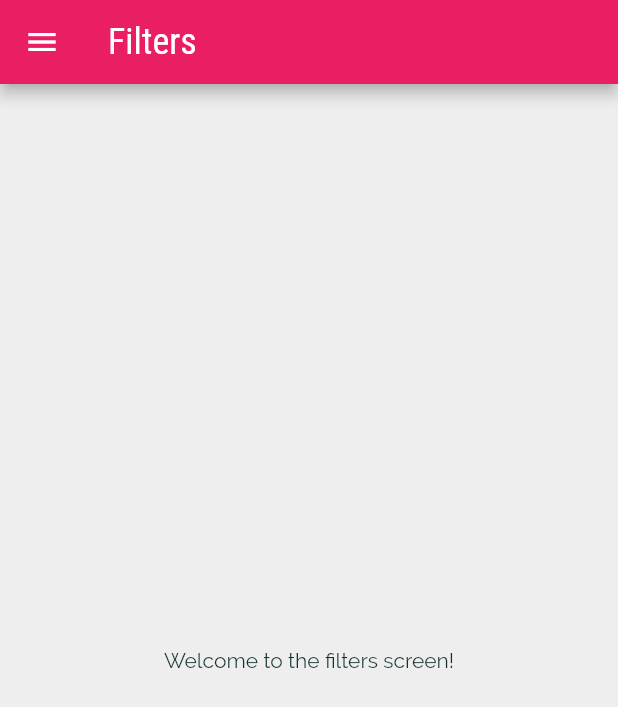
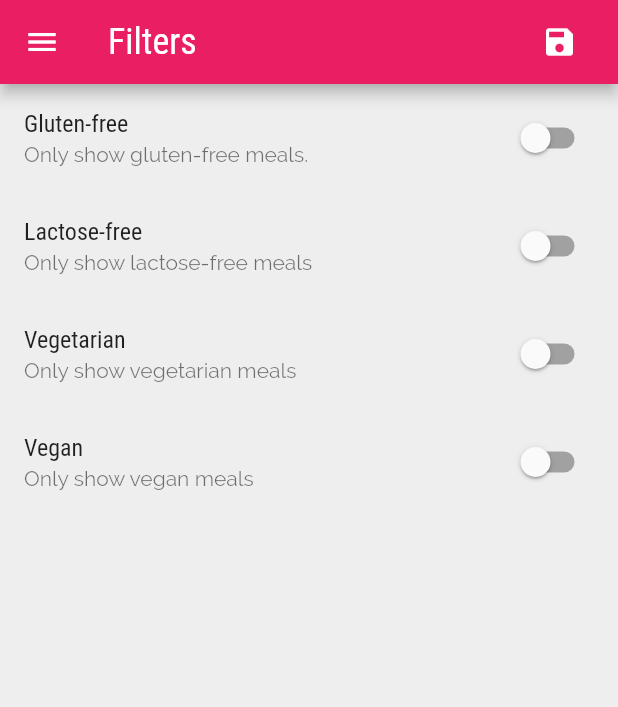
Before and after one commit to Faris-Hadziomerovic/flutter-meal-app, a Flutter app: the screen it shows after launch, in the side drawer, after a tap on "Filters", on a phone screen of 412 x 824 dp. Shown: the top 707 px of the screen. Run offline on Flutter 3.47's test engine with Material 2 defaults, Android fonts, the phone set to English and light mode, and no system bars.

Commit message:
added logic for filtering meals, reordered some imports, fixed mistake in dummyMeals

```diff
--- a/lib/src/app.dart
+++ b/lib/src/app.dart
@@ -1,22 +1,52 @@
 import 'package:flutter/material.dart';
 
 import './screens/filters_screen.dart';
-import './widgets/main_drawer.dart';
 import './screens/tabs_screen.dart';
 import './screens/categories_screen.dart';
 import './screens/favourites_screen.dart';
 import './screens/category_meals_screen.dart';
 import './screens/meal_details_screen.dart';
+import './widgets/main_drawer.dart';
+import './models/meal.dart';
+import './data/dummy_data.dart';
 
-class App extends StatelessWidget {
+class App extends StatefulWidget {
   const App({super.key});
 
-  Scaffold buildScaffold({required Widget body, String title = '', bool includeDrawer = false}) {
-    return Scaffold(
-      appBar: title.isNotEmpty ? AppBar(title: Text(title)) : null,
-      drawer: includeDrawer ? const MainDrawer() : null,
-      body: body,
-    );
+  @override
+  State<App> createState() => _AppState();
+}
+
+class _AppState extends State<App> {
+  var _filters = {
+    'gluten': false,
+    'lactose': false,
+    'vegetarian': false,
+    'vegan': false,
+  };
+
+  late List<Meal> availableMeals;
+
+  @override
+  void initState() {
+    super.initState();
+
+    availableMeals = dummyMeals;
+  }
+
+  void _onSave(Map<String, bool> newFilters) {
+    setState(() {
+      _filters = newFilters;
+
+      availableMeals = dummyMeals.where((meal) {
+        if (_filters['gluten'] as bool && !meal.isGlutenFree) return false;
+        if (_filters['lactose'] as bool && !meal.isLactoseFree) return false;
+        if (_filters['vegetarian'] as bool && !meal.isVegetarian) return false;
+        if (_filters['vegan'] as bool && !meal.isVegan) return false;
+
+        return true;
+      }).toList();
+    });
   }
 
   @override
@@ -55,8 +85,14 @@ class App extends StatelessWidget {
       ),
       home: const TabsScreen(),
       routes: {
-        CategoryMealsScreen.routeName: (context) => const CategoryMealsScreen(),
         MealDetailsScreen.routeName: (context) => const MealDetailsScreen(),
+        CategoryMealsScreen.routeName: (context) => CategoryMealsScreen(availableMeals),
+        FiltersScreen.routeName: (context) {
+          return FiltersScreen(
+            filters: _filters,
+            onSave: _onSave,
+          );
+        },
         CategoriesScreen.routeName: (context) => buildScaffold(
               body: const CategoriesScreen(),
               title: 'Categories',
@@ -66,12 +102,15 @@ class App extends StatelessWidget {
               title: 'Favourites',
               includeDrawer: true,
             ),
-        FiltersScreen.routeName: (context) => buildScaffold(
-              body: const FiltersScreen(),
-              title: 'Filters',
-              includeDrawer: true,
-            ),
       },
     );
   }
+
+  Scaffold buildScaffold({required Widget body, String title = '', bool includeDrawer = false}) {
+    return Scaffold(
+      appBar: title.isNotEmpty ? AppBar(title: Text(title)) : null,
+      drawer: includeDrawer ? const MainDrawer() : null,
+      body: body,
+    );
+  }
 }
--- a/lib/src/data/dummy_data.dart
+++ b/lib/src/data/dummy_data.dart
@@ -88,7 +88,7 @@ final dummyMeals = [
       'Feel free to add some cheese on top of the finished dish.'
     ],
     isGlutenFree: false,
-    isVegan: true,
+    isVegan: false,
     isVegetarian: true,
     isLactoseFree: true,
   ),
--- a/lib/src/screens/favourites_screen.dart
+++ b/lib/src/screens/favourites_screen.dart
@@ -1,7 +1,7 @@
 import 'package:flutter/material.dart';
 
+import '../widgets/meal_item.dart';
 import '../data/dummy_data.dart';
-import '../widgets/meal_item.dart';
 
 class FavouritesScreen extends StatelessWidget {
   static const String routeName = '/favourites';
--- a/lib/src/screens/filters_screen.dart
+++ b/lib/src/screens/filters_screen.dart
@@ -1,14 +1,114 @@
 import 'package:flutter/material.dart';
+import 'package:meal_app/src/widgets/main_drawer.dart';
 
-class FiltersScreen extends StatelessWidget {
+class FiltersScreen extends StatefulWidget {
   static const routeName = '/filters';
 
-  const FiltersScreen({super.key});
+  final Map<String, bool> filters;
+
+  final void Function(Map<String, bool> filters) onSave;
+
+  const FiltersScreen({super.key, required this.filters, required this.onSave});
+
+  @override
+  State<FiltersScreen> createState() => _FiltersScreenState();
+}
+
+class _FiltersScreenState extends State<FiltersScreen> {
+  late bool _isGlutenFree;
+  late bool _isLactoseFree;
+  late bool _isVegetarian;
+  late bool _isVegan;
+
+  @override
+  void initState() {
+    super.initState();
+
+    setState(() {
+      _isGlutenFree = widget.filters['gluten'] ?? false;
+      _isLactoseFree = widget.filters['lactose'] ?? false;
+      _isVegetarian = widget.filters['vegetarian'] ?? false;
+      _isVegan = widget.filters['vegan'] ?? false;
+    });
+  }
 
   @override
   Widget build(BuildContext context) {
-    return const Center(
-      child: Text('Welcome to the filters screen!'),
+    return Scaffold(
+      appBar: AppBar(
+        title: const Text('Filters'),
+        actions: [
+          Padding(
+            padding: const EdgeInsets.symmetric(horizontal: 15.0),
+            child: IconButton(
+              icon: const Icon(
+                Icons.save,
+              ),
+              onPressed: () {
+                widget.onSave(
+                  {
+                    'gluten': _isGlutenFree,
+                    'lactose': _isLactoseFree,
+                    'vegetarian': _isVegetarian,
+                    'vegan': _isVegan,
+                  },
+                );
+
+                if (Navigator.of(context).canPop()) {
+                  Navigator.of(context).pop();
+                } else {
+                  Navigator.of(context).pushReplacementNamed('/');
+                }
+              },
+            ),
+          ),
+        ],
+      ),
+      drawer: const MainDrawer(),
+      body: Column(
+        children: [
+          SwitchListTile(
+            value: _isGlutenFree,
+            onChanged: (newValue) {
+              setState(() {
+                _isGlutenFree = newValue;
+              });
+            },
+            title: const Text('Gluten-free'),
+            subtitle: const Text('Only show gluten-free meals.'),
+          ),
+          SwitchListTile(
+            value: _isLactoseFree,
+            onChanged: (newValue) {
+              setState(() {
+                _isLactoseFree = newValue;
+              });
+            },
+            title: const Text('Lactose-free'),
+            subtitle: const Text('Only show lactose-free meals'),
+          ),
+          SwitchListTile(
+            value: _isVegetarian,
+            onChanged: (newValue) {
+              setState(() {
+                _isVegetarian = newValue;
+              });
+            },
+            title: const Text('Vegetarian'),
+            subtitle: const Text('Only show vegetarian meals'),
+          ),
+          SwitchListTile(
+            value: _isVegan,
+            onChanged: (newValue) {
+              setState(() {
+                _isVegan = newValue;
+              });
+            },
+            title: const Text('Vegan'),
+            subtitle: const Text('Only show vegan meals'),
+          ),
+        ],
+      ),
     );
   }
 }
```
Also changed, not shown: lib/src/screens/category_meals_screen.dart (+5 -3 lines), lib/src/widgets/meal_item.dart (+33 -1 lines).
